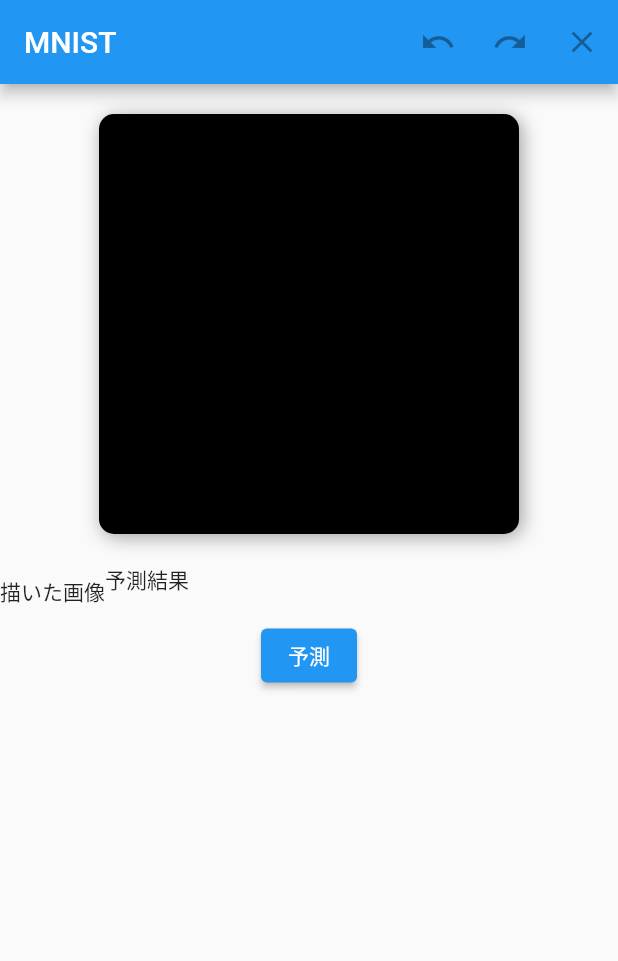
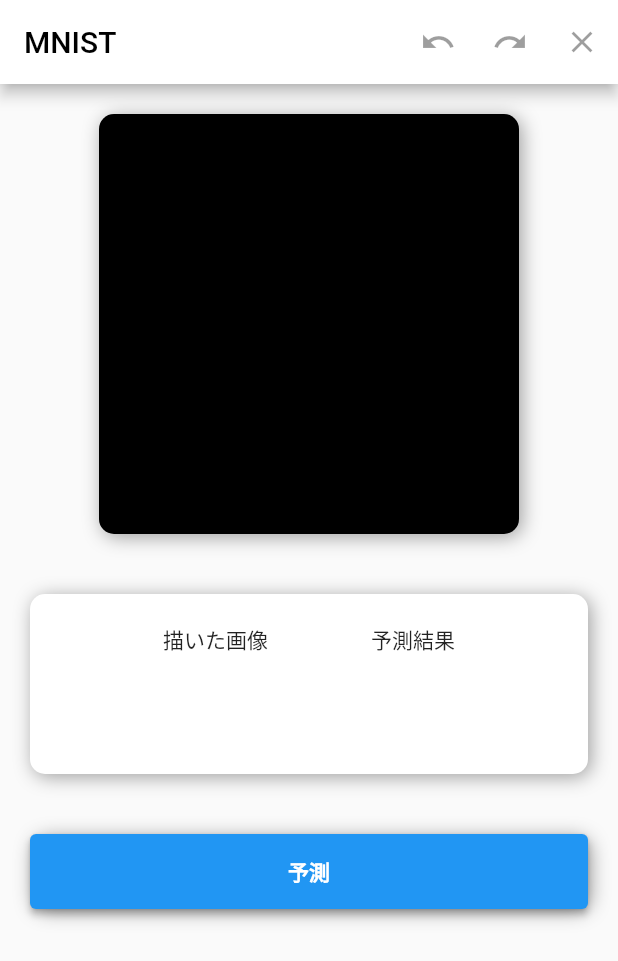
Before and after one commit to toyoshin5/mnist, a Flutter app: the screen it shows after launch, on a phone screen of 412 x 824 dp. Shown: the top 961 px of the screen. Run offline on Flutter 3.47's test engine with Material 2 defaults, Android fonts, the phone set to English and light mode, and no system bars; missing offline and left inert: pytorch_mobile.

Commit message:
デザイン

```diff
--- a/lib/main.dart
+++ b/lib/main.dart
@@ -32,9 +32,6 @@ class MyApp extends StatelessWidget {
       title: 'Flutter Demo',
       theme: ThemeData(
         primarySwatch: Colors.blue,
-        snackBarTheme: const SnackBarThemeData(
-            actionTextColor: Colors.blueAccent,
-            contentTextStyle: TextStyle(color: Colors.white)),
       ),
       home: const MyHomePage(title: 'Flutter Demo Home Page'),
     );
@@ -249,6 +246,8 @@ class _MyHomePageState extends State<MyHomePage> {
     return Scaffold(
       primary: false,
       appBar: AppBar(
+        backgroundColor: Colors.white,
+        foregroundColor: Colors.black,
         title: const Text('MNIST'),
         actions: <Widget>[
           IconButton(
@@ -295,29 +294,63 @@ class _MyHomePageState extends State<MyHomePage> {
               ),
             ),
           ),
-          Row(
+          Container(
+            margin: EdgeInsets.all(20.0),
+            padding: EdgeInsets.all(20.0),
+            decoration: BoxDecoration(
+             color: Colors.white,
+              borderRadius: BorderRadius.circular(10.0),
+              boxShadow: const [
+                BoxShadow(
+                  color: Colors.grey,
+                  offset: Offset(2.0, 2.0),
+                  blurRadius: 10.0,
+                ),
+              ],
+            ),
+            child: Row(
+              mainAxisAlignment: MainAxisAlignment.spaceEvenly,
+              crossAxisAlignment: CrossAxisAlignment.start,
               children: [
                 Column(
                   children: [
-                  Text("描いた画像"),
+                    const Text("描いた画像"),
                     Container(
+                      width: 50,
+                      height: 50,
                       child: drewUint8Image==null?null:Image.memory(drewUint8Image!),
                     ),
                   ],
                 ),
                 Column(
                   children: [
-                  Text("予測結果"),
+                    const Text("予測結果"),
                     Container(
-                    child: Text(result??""),
+                      child: Text(result??"",style: TextStyle(fontSize: 50,fontWeight: FontWeight.bold),),
                     ),
                   ],
                 ),
               ],
             ),
+          ),
           //予測ボタン
-          ElevatedButton(
-            child: const Text('予測'),
+        Container(
+            margin: EdgeInsets.all(20.0),
+            width: double.infinity,
+            height: 50,
+            decoration: BoxDecoration(
+              color: Colors.white,
+              borderRadius: BorderRadius.circular(10.0),
+              boxShadow: const [
+                BoxShadow(
+                  color: Colors.grey,
+                  offset: Offset(2.0, 2.0),
+                  blurRadius: 10.0,
+                ),
+              ],
+            ),
+            child: ElevatedButton(
+              child: const Text('予測',style: TextStyle(fontWeight:FontWeight.bold),),
               onPressed: () async {
                 //ボタンを押したらキャンバスの画像を取得
                 if (nowPoints.isNotEmpty) {
@@ -356,6 +389,7 @@ class _MyHomePageState extends State<MyHomePage> {
                   result = res;
                 });
               },
+            ),
           ),
         ],
       ),
```
Lines whose indentation alone changed are shown as unchanged.
